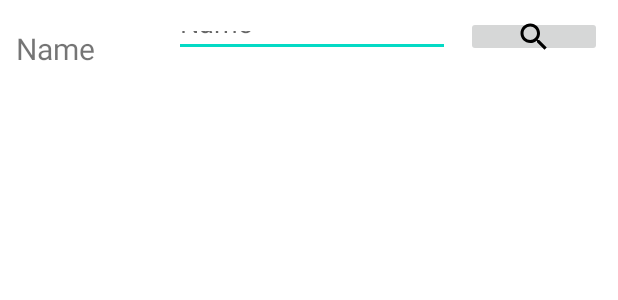
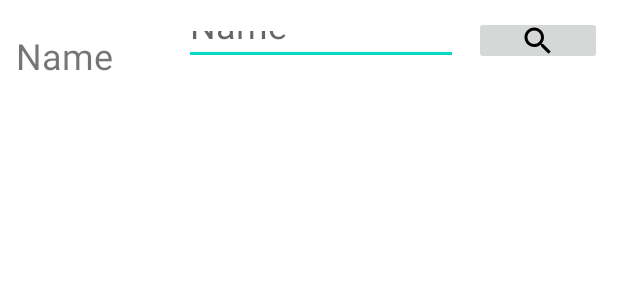
Before and after one commit to shubhamsk591/habitapp2, an Android app: the layout achievement.xml on its own in the app's theme, with its tools: preview values and no code run, on a phone screen of 412 x 824 dp. Shown: the top 300 px of the screen. Run offline under Robolectric (Android 15) with nearby library versions, the phone set to English and light mode, and no system bars.

```diff
--- a/app/src/main/res/layout/achievement.xml
+++ b/app/src/main/res/layout/achievement.xml
@@ -15,12 +15,13 @@
         android:id="@+id/habitname"
         android:text="@string/Name"
         android:layout_margin="5dp"
-        android:textSize="20sp"
+        android:textSize="24sp"
         android:layout_weight="0.2"
         />
         <EditText
             android:layout_width="wrap_content"
             android:layout_height="match_parent"
+            android:textSize="24sp"
             android:id="@+id/habitnametoknow"
             android:layout_weight="0.6"
             android:layout_margin="5dp"
```
